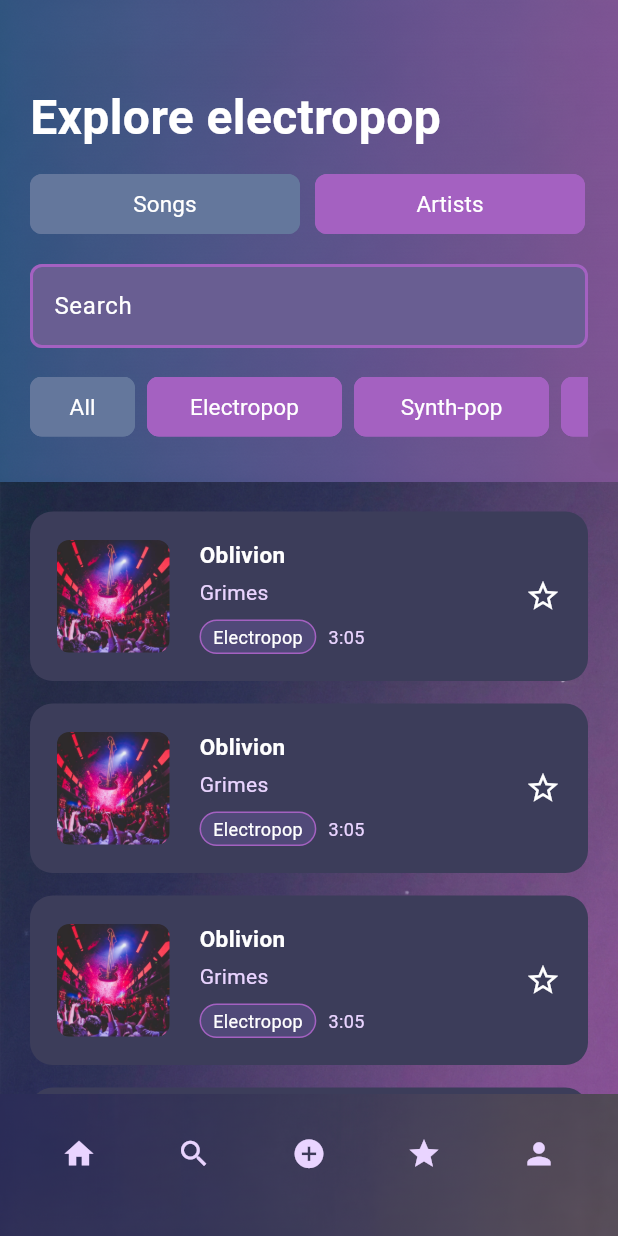
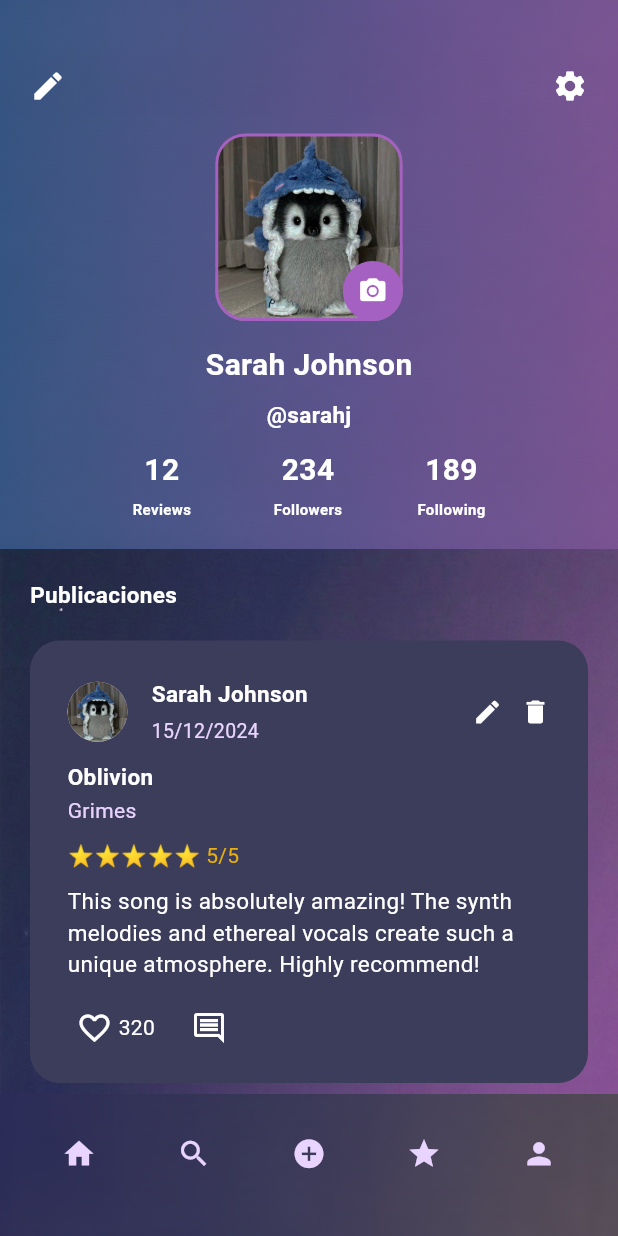
Before and after one commit to Lunax320/soy-mobile-computing-flutter, a Flutter app: the screen it shows after launch, on a phone screen of 412 x 824 dp. Run offline on Flutter 3.47's test engine with Material 3 defaults, Android fonts, the phone set to English and light mode, and no system bars.

Commit message:
feat: complete ProfileScreen design

```diff
--- a/lib/main.dart
+++ b/lib/main.dart
@@ -4,6 +4,7 @@ import 'package:soy_mobile_computing_flutter/screens/login_screen.dart';
 import 'package:soy_mobile_computing_flutter/screens/register_screen.dart';
 import 'package:soy_mobile_computing_flutter/screens/for_you_feed_screen.dart';
 import 'package:soy_mobile_computing_flutter/screens/explore_screen.dart';
+import 'package:soy_mobile_computing_flutter/screens/profile_screen.dart';
 
 void main() {
   runApp(const MyApp());
@@ -15,7 +16,7 @@ class MyApp extends StatelessWidget {
   @override
   Widget build(BuildContext context) {
     return const MaterialApp(
-      home: ExploreScreen()
+      home: ProfileScreen()
     ); // MaterialApp
   }
 }
--- /dev/null
+++ b/lib/screens/profile_screen.dart
@@ -0,0 +1,379 @@
+import 'package:flutter/material.dart';
+
+class ProfileScreen extends StatelessWidget {
+  const ProfileScreen({super.key});
+
+  @override
+  Widget build(BuildContext context) {
+    return Scaffold(
+      body: Stack(
+        children: [
+          // Fondo
+          Container(
+            decoration: const BoxDecoration(
+              image: DecorationImage(
+                image: AssetImage('assets/images/bg_plain.png'),
+                fit: BoxFit.cover,
+              ),
+            ),
+          ),
+
+          Column(
+            children: [
+              const ProfileScreenHeader(),
+              Expanded(
+                child: Padding(
+                  padding: const EdgeInsets.symmetric(horizontal: 20),
+                  child: const ProfileReviewList(),
+                ),
+              ),
+            ],
+          ),
+        ],
+      ),
+      bottomNavigationBar: const BottomNavigationBar(),
+    );
+  }
+}
+
+class ProfileScreenHeader extends StatelessWidget {
+  const ProfileScreenHeader({super.key});
+
+  @override
+  Widget build(BuildContext context) {
+    return Container(
+      decoration: const BoxDecoration(
+        image: DecorationImage(
+          image: AssetImage('assets/images/bg_plain_top.png'),
+          fit: BoxFit.cover,
+        ),
+      ),
+      child: Padding(
+        padding: const EdgeInsets.symmetric(horizontal: 20, vertical: 20),
+        child: Column(
+          children: [
+            const SizedBox(height: 25),
+
+            const Row(
+              mainAxisAlignment: MainAxisAlignment.spaceBetween,
+              children: [
+                Icon(Icons.edit, color: Colors.white, size: 24),
+                Icon(Icons.settings, color: Colors.white, size: 24),
+              ],
+            ),
+
+            const SizedBox(height: 20),
+
+            Stack(
+              alignment: Alignment.bottomRight,
+              children: [
+                Container(
+                  width: 125,
+                  height: 125,
+                  decoration: BoxDecoration(
+                    borderRadius: BorderRadius.circular(20),
+                    border: Border.all(color: const Color(0xFFA461C1), width: 2),
+                    image: const DecorationImage(
+                      image: AssetImage('assets/images/img_avatar_penguin.jpeg'),
+                      fit: BoxFit.cover,
+                    ),
+                  ),
+                ),
+                Container(
+                  width: 40,
+                  height: 40,
+                  decoration: BoxDecoration(
+                    color: const Color(0xFFA461C1),
+                    borderRadius: BorderRadius.circular(20),
+                  ),
+                  child: const Icon(Icons.photo_camera, color: Colors.white, size: 20),
+                ),
+              ],
+            ),
+
+            const SizedBox(height: 15),
+
+            const Text(
+              "Sarah Johnson",
+              style: TextStyle(
+                color: Colors.white,
+                fontSize: 20,
+                fontWeight: FontWeight.bold,
+              ),
+            ),
+
+            const SizedBox(height: 8),
+
+            const Text(
+              "@sarahj",
+              style: TextStyle(
+                color: Colors.white,
+                fontSize: 15,
+                fontWeight: FontWeight.bold,
+              ),
+            ),
+
+            const SizedBox(height: 12),
+
+            const Row(
+              mainAxisAlignment: MainAxisAlignment.center,
+              children: [
+                Column(
+                  children: [
+                    Text(
+                      "12",
+                      style: TextStyle(
+                        color: Colors.white,
+                        fontSize: 20,
+                        fontWeight: FontWeight.bold,
+                      ),
+                    ),
+                    SizedBox(height: 4),
+                    Text(
+                      "Reviews",
+                      style: TextStyle(
+                        color: Colors.white,
+                        fontSize: 10,
+                        fontWeight: FontWeight.bold,
+                      ),
+                    ),
+                  ],
+                ),
+                SizedBox(width: 55),
+
+                Column(
+                  children: [
+                    Text(
+                      "234",
+                      style: TextStyle(
+                        color: Colors.white,
+                        fontSize: 20,
+                        fontWeight: FontWeight.bold,
+                      ),
+                    ),
+                    SizedBox(height: 4),
+                    Text(
+                      "Followers",
+                      style: TextStyle(
+                        color: Colors.white,
+                        fontSize: 10,
+                        fontWeight: FontWeight.bold,
+                      ),
+                    ),
+                  ],
+                ),
+                SizedBox(width: 50),
+
+                Column(
+                  children: [
+                    Text(
+                      "189",
+                      style: TextStyle(
+                        color: Colors.white,
+                        fontSize: 20,
+                        fontWeight: FontWeight.bold,
+                      ),
+                    ),
+                    SizedBox(height: 4),
+                    Text(
+                      "Following",
+                      style: TextStyle(
+                        color: Colors.white,
+                        fontSize: 10,
+                        fontWeight: FontWeight.bold,
+                      ),
+                    ),
+                  ],
+                ),
+              ],
+            ),
+          ],
+        ),
+      ),
+    );
+  }
+}
+
+
+class BottomNavigationBar extends StatelessWidget {
+  const BottomNavigationBar({super.key});
+
+  @override
+  Widget build(BuildContext context) {
+    return Stack(
+      children: [
+        Image.asset(
+          'assets/images/bg_plain_bottom.png',
+          width: double.infinity,
+          height: 95,
+          fit: BoxFit.fill,
+        ),
+        Container(
+          height: 80,
+          decoration: const BoxDecoration(
+            color: Colors.transparent,
+          ),
+          child: Row(
+            mainAxisAlignment: MainAxisAlignment.spaceEvenly,
+            children: [
+              IconButton(
+                icon: const Icon(Icons.home, color: Color(0xFFE9D4FF), size: 23),
+                onPressed: () {},
+              ),
+              IconButton(
+                icon: const Icon(Icons.search, color: Color(0xFFE9D4FF), size: 23),
+                onPressed: () {},
+              ),
+              IconButton(
+                icon: const Icon(Icons.add_circle, color: Color(0xFFE9D4FF), size: 23),
+                onPressed: () {},
+              ),
+              IconButton(
+                icon: const Icon(Icons.star, color: Color(0xFFE9D4FF), size: 23),
+                onPressed: () {},
+              ),
+              IconButton(
+                icon: const Icon(Icons.person, color: Color(0xFFE9D4FF), size: 23),
+                onPressed: () {},
+              ),
+            ],
+          ),
+        ),
+      ],
+    );
+  }
+}
+
+
+class ProfileReviewList extends StatelessWidget {
+  const ProfileReviewList({super.key});
+
+  @override
+  Widget build(BuildContext context) {
+    return const Column(
+      children: [
+        Expanded(
+          child: SingleChildScrollView(
+            child: Column(
+              crossAxisAlignment: CrossAxisAlignment.start,
+              children: [
+                SizedBox(height: 20),
+                Text(
+                  "Publicaciones",
+                  style: TextStyle(
+                    color: Colors.white,
+                    fontSize: 15,
+                    fontWeight: FontWeight.bold,
+                  ),
+                ),
+                SizedBox(height: 20),
+                ProfileReviewCard(),
+                SizedBox(height: 15),
+                ProfileReviewCard(),
+                SizedBox(height: 15),
+                ProfileReviewCard(),
+                SizedBox(height: 15),
+                ProfileReviewCard(),
+                SizedBox(height: 15),
+                ProfileReviewCard(),
+              ],
+            ),
+          ),
+        ),
+      ],
+    );
+  }
+}
+
+class ProfileReviewCard extends StatelessWidget {
+  const ProfileReviewCard({super.key});
+
+  @override
+  Widget build(BuildContext context) {
+    return Container(
+      decoration: BoxDecoration(
+        color: const Color(0xFF3C3D5A),
+        borderRadius: BorderRadius.circular(20),
+      ),
+      child: const Padding(
+        padding: EdgeInsets.all(25),
+        child: Column(
+          children: [
+            Row(
+              mainAxisAlignment: MainAxisAlignment.spaceBetween,
+              children: [
+                Row(
+                  children: [
+                    CircleAvatar(
+                      radius: 20,
+                      backgroundImage: AssetImage('assets/images/img_avatar_penguin.jpeg'),
+                    ),
+                    SizedBox(width: 16),
+                    Column(
+                      crossAxisAlignment: CrossAxisAlignment.start,
+                      children: [
+                        Text(
+                          "Sarah Johnson",
+                          style: TextStyle(color: Colors.white, fontSize: 15, fontWeight: FontWeight.bold),
+                        ),
+                        SizedBox(height: 5),
+                        Text(
+                          "15/12/2024",
+                          style: TextStyle(color: Color(0xFFE9D4FF), fontSize: 13),
+                        ),
+                      ],
+                    ),
+                  ],
+                ),
+                Row(
+                  children: [
+                    Icon(Icons.edit, color: Colors.white, size: 20),
+                    SizedBox(width: 12),
+                    Icon(Icons.delete, color: Colors.white, size: 20),
+                  ],
+                ),
+              ],
+            ),
+            SizedBox(height: 10),
+            Column(
+              crossAxisAlignment: CrossAxisAlignment.start,
+              children: [
+                Text(
+                  "Oblivion",
+                  style: TextStyle(color: Colors.white, fontWeight: FontWeight.bold, fontSize: 15),
+                ),
+                SizedBox(height: 2),
+                Text(
+                  "Grimes",
+                  style: TextStyle(color: Color(0xFFE9D4FF), fontSize: 14),
+                ),
+                SizedBox(height: 10),
+                Text(
+                  "⭐⭐⭐⭐⭐ 5/5",
+                  style: TextStyle(color: Color(0xFFE7AF12), fontSize: 14),
+                ),
+                SizedBox(height: 10),
+                Text(
+                  "This song is absolutely amazing! The synth melodies and ethereal vocals create such a unique atmosphere. Highly recommend!",
+                  style: TextStyle(color: Colors.white, fontSize: 15),
+                ),
+                SizedBox(height: 20),
+
+                Row(
+                  children: [
+                    SizedBox(width: 6),
+                    Icon(Icons.favorite_border, color: Colors.white, size: 24),
+                    SizedBox(width: 4),
+                    Text("320", style: TextStyle(color: Colors.white)),
+                    SizedBox(width: 24),
+                    Icon(Icons.comment_outlined, color: Colors.white, size: 24),
+                  ],
+                ),
+              ],
+            ),
+          ],
+        ),
+      ),
+    );
+  }
+}
```
